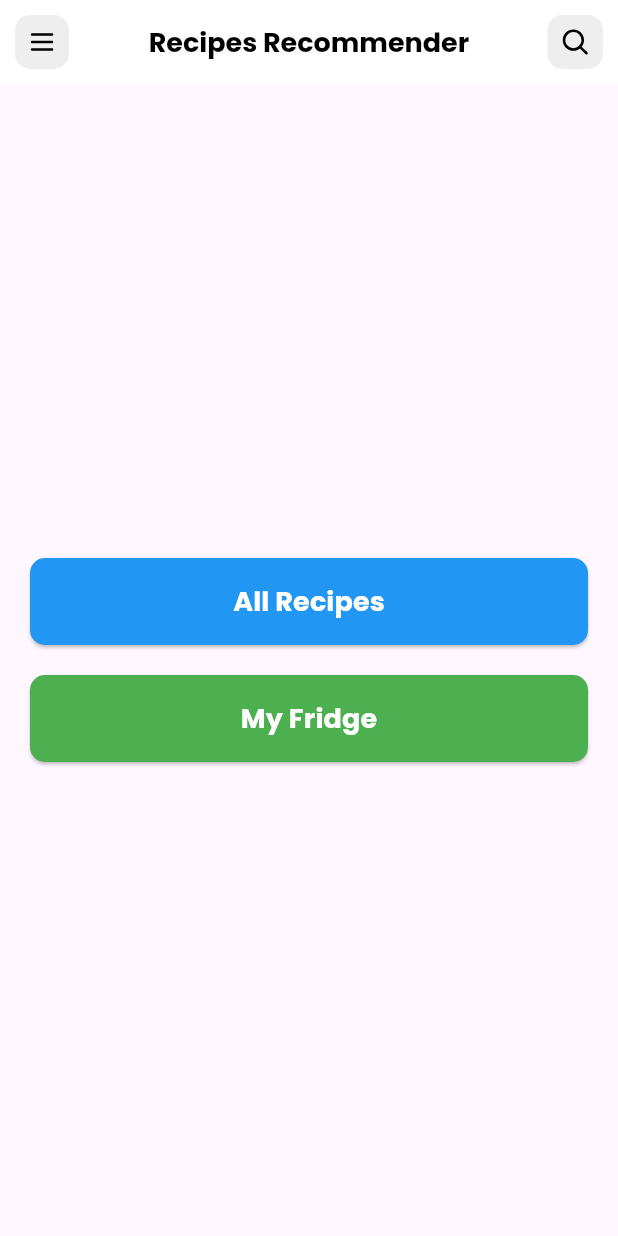
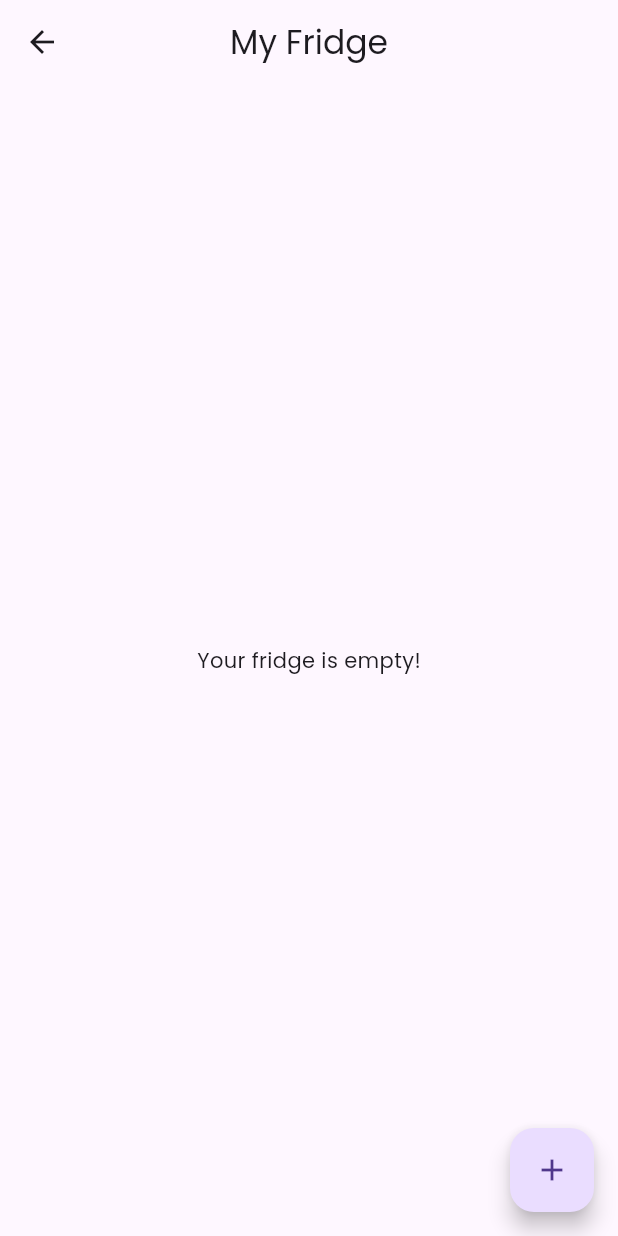
Before and after one commit to DuyLam777/food-recommender-app, a Flutter app: the screen it shows after launch, after a tap on "My Fridge", on a phone screen of 412 x 824 dp. Run offline on Flutter 3.47's test engine with Material 3 defaults, Android fonts, the phone set to English and light mode, and no system bars; our stand-ins replace flutter_svg, logger.

Commit message:
added fridge and ingredient to the domain. Added fridge page with an action button to add ingredients.

```diff
--- /dev/null
+++ b/lib/domain/fridge.dart
@@ -0,0 +1,26 @@
+import 'package:fitness/domain/ingredient.dart';
+
+class Fridge {
+  final List<Ingredient> _ingredients;
+
+  Fridge({List<Ingredient> ingredients = const []})
+    : _ingredients = List.from(ingredients);
+
+  List<Ingredient> get ingredients => List.unmodifiable(_ingredients);
+
+  void addIngredient(Ingredient ingredient) {
+    _ingredients.add(ingredient);
+  }
+
+  void removeIngredientByName(String ingredientName) {
+    _ingredients.removeWhere((ingredient) => ingredient.name == ingredientName);
+  }
+
+  Ingredient? getIngredientByName(String name) {
+    try {
+      return _ingredients.firstWhere((ingredient) => ingredient.name == name);
+    } catch (e) {
+      return null;
+    }
+  }
+}
--- /dev/null
+++ b/lib/domain/ingredient.dart
@@ -0,0 +1,13 @@
+class Ingredient {
+  final String name;
+  final String? category;
+  final int? quantity;
+  final DateTime? expiryDate;
+
+  Ingredient({
+    required this.name,
+    this.category,
+    this.quantity,
+    this.expiryDate,
+  });
+}
--- a/lib/main.dart
+++ b/lib/main.dart
@@ -1,6 +1,7 @@
 import 'package:fitness/pages/home.dart';
 import 'package:flutter/material.dart';
 import 'pages/recipes.dart';
+import 'pages/fridgePage.dart';
 
 void main() {
   runApp(const MyApp());
@@ -20,8 +21,8 @@ class MyApp extends StatelessWidget {
       routes: {
         '/': (context) => HomePage(),
         '/recipes': (context) => RecipesPage(),
-        // '/fridge': (context) => FridgePage(),
-      }
+        '/fridge': (context) => FridgePage(),
+      },
     );
   }
 }
--- /dev/null
+++ b/lib/pages/fridgePage.dart
@@ -0,0 +1,72 @@
+import 'package:flutter/material.dart';
+import 'package:fitness/domain/fridge.dart';
+import 'package:fitness/domain/ingredient.dart';
+
+class FridgePage extends StatefulWidget {
+  @override
+  _FridgePageState createState() => _FridgePageState();
+}
+
+class _FridgePageState extends State<FridgePage> {
+  // Initialize fridge and ingredients
+  Fridge _myFridge = Fridge();
+  List<Ingredient> _ingredients = [];
+
+  @override
+  Widget build(BuildContext context) {
+    return Scaffold(
+      appBar: AppBar(title: Text('My Fridge'), centerTitle: true),
+      body:
+          _myFridge.ingredients.isEmpty
+              ? Center(child: Text('Your fridge is empty!'))
+              : ListView.builder(
+                itemCount: _myFridge.ingredients.length,
+                itemBuilder: (context, index) {
+                  final ingredient = _myFridge.ingredients[index];
+                  return Card(
+                    margin: EdgeInsets.all(8.0),
+                    child: Padding(
+                      padding: const EdgeInsets.all(16.0),
+                      child: Column(
+                        crossAxisAlignment: CrossAxisAlignment.start,
+                        children: [
+                          Text(
+                            ingredient.name,
+                            style: TextStyle(
+                              fontWeight: FontWeight.bold,
+                              fontSize: 18.0,
+                            ),
+                          ),
+                          if (ingredient.category != null)
+                            Text('Category: ${ingredient.category}'),
+                          if (ingredient.quantity != null)
+                            Text('Quantity: ${ingredient.quantity}'),
+                          if (ingredient.expiryDate != null)
+                            Text(
+                              'Expires on: ${ingredient.expiryDate!.toLocal().toString().split(' ')[0]}',
+                            ),
+                        ],
+                      ),
+                    ),
+                  );
+                },
+              ),
+      // Add a new ingredient using the domain model
+      floatingActionButton: FloatingActionButton(
+        onPressed: () {
+          setState(() {
+            _myFridge.addIngredient(
+              Ingredient(
+                name: 'Cheese',
+                category: 'Dairy',
+                quantity: 200,
+                expiryDate: DateTime.now().add(Duration(days: 7)),
+              ),
+            );
+          });
+        },
+        child: Icon(Icons.add),
+      ),
+    );
+  }
+}
```
